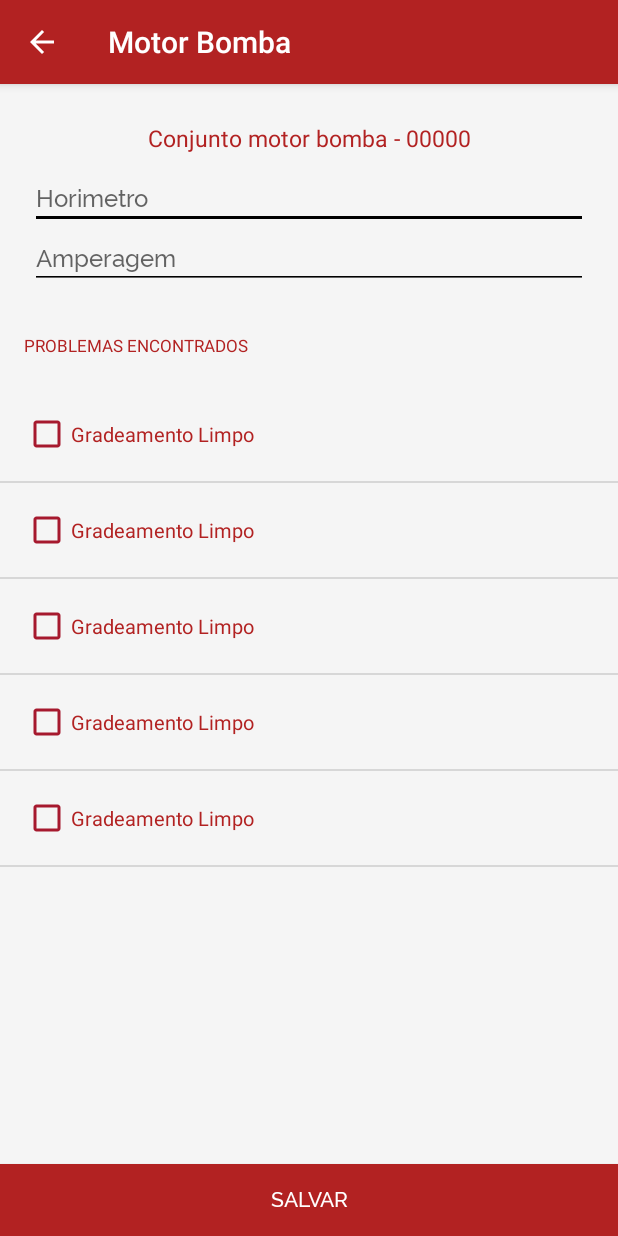
After one commit to miqueias/smokeproject, an Android app: the MotorBombaActivity screen opened directly, with no data from a screen before it, on a phone screen of 412 x 824 dp. The commit adds this screen. Run offline under Robolectric (Android 15) with nearby library versions, the phone set to English and light mode, and no system bars.

Commit message:
criação tela motor bomba;

```diff
--- a/app/src/main/java/br/com/monster/smokeproject/EstacoesElevatoriasActivity.java
+++ b/app/src/main/java/br/com/monster/smokeproject/EstacoesElevatoriasActivity.java
@@ -101,6 +101,10 @@ public class EstacoesElevatoriasActivity extends AppCompatActivity {
                 startActivity(it);
                 finish();
                 return true;
+            case R.id.action_settings:
+                //EstacaoAdapter.PersonViewHolder.cbCheck.isChecked();
+
+                return true;
 
             default:
                 return super.onOptionsItemSelected(item);
--- /dev/null
+++ b/app/src/main/java/br/com/monster/smokeproject/MotorBombaActivity.java
@@ -0,0 +1,107 @@
+package br.com.monster.smokeproject;
+
+import android.content.Intent;
+import android.graphics.Typeface;
+import android.os.Bundle;
+import android.support.design.widget.FloatingActionButton;
+import android.support.design.widget.Snackbar;
+import android.support.v7.app.AppCompatActivity;
+import android.support.v7.widget.LinearLayoutManager;
+import android.support.v7.widget.RecyclerView;
+import android.support.v7.widget.Toolbar;
+import android.view.MenuItem;
+import android.view.View;
+import android.widget.Button;
+import android.widget.EditText;
+
+import java.util.List;
+
+import adapter.ChecklistAdapter;
+import model.Lista;
+import util.DividerItemDecoration;
+import util.RecyclerItemClickListener;
+
+import static br.com.monster.smokeproject.R.id.rvChecklist;
+
+public class MotorBombaActivity extends AppCompatActivity {
+
+    private RecyclerView rvChecklist;
+    private LinearLayoutManager llm;
+    private List<Lista> lista;
+
+    private EditText etHorimetro;
+    private EditText etAmperagem;
+    private Button btnSalvar;
+
+    @Override
+    protected void onCreate(Bundle savedInstanceState) {
+        super.onCreate(savedInstanceState);
+        setContentView(R.layout.activity_motor_bomba);
+
+        //Fontes.ttf
+        final Typeface RalewayBold = Typeface.createFromAsset(getResources().getAssets(), "Raleway-Bold.ttf");
+        final Typeface RalewayMedium = Typeface.createFromAsset(getResources().getAssets(), "Raleway-Medium.ttf");
+
+        // Handle Toolbar
+        Toolbar toolbar = (Toolbar) findViewById(R.id.toolbar);
+        toolbar.setTitle("Motor Bomba");
+        toolbar.setBackgroundColor(getResources().getColor(R.color.colorPrimaryDark));
+        setSupportActionBar(toolbar);
+        getSupportActionBar().setDisplayHomeAsUpEnabled(true);
+
+        etHorimetro = (EditText) findViewById(R.id.etHorimetro);
+        etHorimetro.setTypeface(RalewayMedium);
+        etAmperagem = (EditText) findViewById(R.id.etAmperagem);
+        etAmperagem.setTypeface(RalewayMedium);
+
+        btnSalvar = (Button) findViewById(R.id.btnSalvar);
+        btnSalvar.setTypeface(RalewayMedium);
+        btnSalvar.setOnClickListener(new View.OnClickListener() {
+            @Override
+            public void onClick(View v) {
+
+            }
+        });
+
+
+        rvChecklist = (RecyclerView) findViewById(R.id.rvChecklist);
+        llm = new LinearLayoutManager(this);
+        rvChecklist.setLayoutManager(llm);
+        rvChecklist.setHasFixedSize(true);
+        RecyclerView.ItemDecoration itemDecoration = new
+                DividerItemDecoration(this, DividerItemDecoration.VERTICAL_LIST);
+        rvChecklist.addItemDecoration(itemDecoration);
+        ChecklistAdapter adapter = new ChecklistAdapter(lista);
+        rvChecklist.setAdapter(adapter);
+
+//        rvChecklist.addOnItemTouchListener(
+//                new RecyclerItemClickListener(this, rvChecklist ,new RecyclerItemClickListener.OnItemClickListener() {
+//                    @Override public void onItemClick(View view, int position) {
+////                        Toast.makeText(NovaVistoriaActivity.this, "Posição " + position,
+////                                Toast.LENGTH_LONG).show();
+//
+//                    }
+//
+//                    @Override public void onLongItemClick(View view, int position) {
+//                        // do whatever
+//                    }
+//                })
+//        );
+
+    }
+
+    @Override
+    public boolean onOptionsItemSelected(MenuItem item) {
+        switch (item.getItemId()) {
+            case android.R.id.home:
+//                Intent it = new Intent(getBaseContext(), VistoriaActivity.class);
+//                startActivity(it);
+                finish();
+                return true;
+
+            default:
+                return super.onOptionsItemSelected(item);
+        }
+    }
+
+}
--- a/app/src/main/java/br/com/monster/smokeproject/NovaVistoriaActivity.java
+++ b/app/src/main/java/br/com/monster/smokeproject/NovaVistoriaActivity.java
@@ -93,8 +93,6 @@ public class NovaVistoriaActivity extends AppCompatActivity {
         //Fontes.ttf
         final Typeface RalewayBold = Typeface.createFromAsset(getResources().getAssets(), "Raleway-Bold.ttf");
         final Typeface RalewayMedium = Typeface.createFromAsset(getResources().getAssets(), "Raleway-Medium.ttf");
-        Typeface RalewayRegular = Typeface.createFromAsset(getResources().getAssets(), "Raleway-Regular.ttf");
-        Typeface Odebrecht = Typeface.createFromAsset(getResources().getAssets(), "odebrecht-slab-webfont.ttf");
 
         // Handle Toolbar
         Toolbar toolbar = (Toolbar) findViewById(R.id.toolbar);
@@ -228,61 +226,63 @@ public class NovaVistoriaActivity extends AppCompatActivity {
         rvBombas.addOnItemTouchListener(
                 new RecyclerItemClickListener(this, rvBombas ,new RecyclerItemClickListener.OnItemClickListener() {
                     @Override public void onItemClick(View view, int position) {
-                        Toast.makeText(NovaVistoriaActivity.this, "Posição " + position,
-                                Toast.LENGTH_LONG).show();
+//                        Toast.makeText(NovaVistoriaActivity.this, "Posição " + position,
+//                                Toast.LENGTH_LONG).show();
+                        Intent it = new Intent(getBaseContext(), MotorBombaActivity.class);
+                        startActivity(it);
+//                        finish();
 
-                        LayoutInflater li = LayoutInflater.from(NovaVistoriaActivity.this);
-                        View promptsView = li.inflate(R.layout.dialog_bombas, null);
-                        final AlertDialog alertDialog = new AlertDialog.Builder(NovaVistoriaActivity.this).create();
-                        alertDialog.setView(promptsView);
-                        alertDialog.show();
-
-                        //CUSTOM DIALOG
-                        etHorimetro = (EditText) alertDialog.findViewById(R.id.etHorimetro);
-                        etHorimetro.setTypeface(RalewayMedium);
-                        etHorimetro.addTextChangedListener(new TextWatcher() {
-                            public void afterTextChanged(Editable s) {
-                                if (etHorimetro.length() >= 1) {
-                                    btnConfirmar.setEnabled(true);
-                                } else {
-                                    btnConfirmar.setEnabled(false);
-                                }
-                            }
-
-                            public void beforeTextChanged(CharSequence s, int start, int count, int after) {
-                            }
-
-                            public void onTextChanged(CharSequence s, int start, int before, int count) {
-                            }
-                        });
-
-                        etAmperagem = (EditText) alertDialog.findViewById(R.id.etAmperagem);
-                        etHorimetro.setTypeface(RalewayMedium);
-                        etAmperagem.addTextChangedListener(new TextWatcher() {
-                            public void afterTextChanged(Editable s) {
-                                if (etAmperagem.length() >= 1) {
-                                    btnConfirmar.setEnabled(true);
-                                } else {
-                                    btnConfirmar.setEnabled(false);
-                                }
-                            }
-
-                            public void beforeTextChanged(CharSequence s, int start, int count, int after) {
-                            }
-
-                            public void onTextChanged(CharSequence s, int start, int before, int count) {
-                            }
-                        });
-
-                        btnConfirmar = (Button) alertDialog.findViewById(R.id.btnConfirmar);
-                        btnCancelar = (Button) alertDialog.findViewById(R.id.btnCancelar);
-                        btnCancelar.setOnClickListener(new View.OnClickListener() {
-                            @Override
-                            public void onClick(View v) {
-                                alertDialog.dismiss();
-                            }
-                        });
-                        //cbNaoPrecisaTroco = (CheckBox) alertDialog.findViewById(R.id.cbNaoPrecisoTroco);
+//                        LayoutInflater li = LayoutInflater.from(NovaVistoriaActivity.this);
+//                        View promptsView = li.inflate(R.layout.dialog_bombas, null);
+//                        final AlertDialog alertDialog = new AlertDialog.Builder(NovaVistoriaActivity.this).create();
+//                        alertDialog.setView(promptsView);
+//                        alertDialog.show();
+//
+//                        //CUSTOM DIALOG
+//                        etHorimetro = (EditText) alertDialog.findViewById(R.id.etHorimetro);
+//                        etHorimetro.setTypeface(RalewayMedium);
+//                        etHorimetro.addTextChangedListener(new TextWatcher() {
+//                            public void afterTextChanged(Editable s) {
+//                                if (etHorimetro.length() >= 1) {
+//                                    btnConfirmar.setEnabled(true);
+//                                } else {
+//                                    btnConfirmar.setEnabled(false);
+//                                }
+//                            }
+//
+//                            public void beforeTextChanged(CharSequence s, int start, int count, int after) {
+//                            }
+//
+//                            public void onTextChanged(CharSequence s, int start, int before, int count) {
+//                            }
+//                        });
+//
+//                        etAmperagem = (EditText) alertDialog.findViewById(R.id.etAmperagem);
+//                        etHorimetro.setTypeface(RalewayMedium);
+//                        etAmperagem.addTextChangedListener(new TextWatcher() {
+//                            public void afterTextChanged(Editable s) {
+//                                if (etAmperagem.length() >= 1) {
+//                                    btnConfirmar.setEnabled(true);
+//                                } else {
+//                                    btnConfirmar.setEnabled(false);
+//                                }
+//                            }
+//
+//                            public void beforeTextChanged(CharSequence s, int start, int count, int after) {
+//                            }
+//
+//                            public void onTextChanged(CharSequence s, int start, int before, int count) {
+//                            }
+//                        });
+//
+//                        btnConfirmar = (Button) alertDialog.findViewById(R.id.btnConfirmar);
+//                        btnCancelar = (Button) alertDialog.findViewById(R.id.btnCancelar);
+//                        btnCancelar.setOnClickListener(new View.OnClickListener() {
+//                            @Override
+//                            public void onClick(View v) {
+//                                alertDialog.dismiss();
+//                            }
+//                        });
 
 
                     }
--- /dev/null
+++ b/app/src/main/res/layout/activity_motor_bomba.xml
@@ -0,0 +1,117 @@
+<?xml version="1.0" encoding="utf-8"?>
+<LinearLayout xmlns:android="http://schemas.android.com/apk/res/android"
+    xmlns:app="http://schemas.android.com/apk/res-auto"
+    xmlns:tools="http://schemas.android.com/tools"
+    android:id="@+id/linearLayout"
+    android:layout_width="match_parent"
+    android:layout_height="match_parent"
+    android:orientation="vertical"
+    tools:context="br.com.monster.smokeproject.MotorBombaActivity">
+
+    <android.support.design.widget.AppBarLayout
+        android:layout_width="match_parent"
+        android:layout_height="wrap_content"
+        android:theme="@style/AppTheme.AppBarOverlay">
+
+        <android.support.v7.widget.Toolbar
+            android:id="@+id/toolbar"
+            android:layout_width="match_parent"
+            android:layout_height="?attr/actionBarSize"
+            android:background="?attr/colorPrimary"
+            app:popupTheme="@style/AppTheme.PopupOverlay" />
+
+    </android.support.design.widget.AppBarLayout>
+
+
+    <LinearLayout
+        android:orientation="vertical"
+        android:layout_width="match_parent"
+        android:layout_height="wrap_content"
+        android:background="@color/grey_claro"
+        android:layout_weight="1">
+
+            <LinearLayout
+                android:orientation="vertical"
+                android:layout_width="match_parent"
+                android:layout_height="wrap_content"
+                android:layout_marginTop="25dp"
+                android:background="@color/grey_claro"
+                android:layout_weight="1">
+
+                <TextView
+                    android:id="@+id/tvTitle"
+                    android:layout_width="match_parent"
+                    android:layout_height="wrap_content"
+                    android:text="Conjunto motor bomba - 00000"
+                    android:textSize="15sp"
+                    android:layout_gravity="center"
+                    android:gravity="center"
+                    android:textColor="@color/colorPrimaryDark" />
+
+                <EditText
+                    android:id="@+id/etHorimetro"
+                    android:layout_width="match_parent"
+                    android:layout_height="wrap_content"
+                    android:hint="Horimetro"
+                    android:inputType="number"
+                    android:textSize="16sp"
+                    android:layout_marginLeft="20dp"
+                    android:layout_marginRight="20dp"
+                    android:ems="10"
+                    android:layout_marginTop="10dp"
+                    android:textColor="@color/black"
+                    android:backgroundTint="@color/black"
+                    android:textColorHighlight="@color/black"/>
+
+                <EditText
+                    android:id="@+id/etAmperagem"
+                    android:layout_width="match_parent"
+                    android:layout_height="wrap_content"
+                    android:hint="Amperagem"
+                    android:textSize="16sp"
+                    android:layout_marginLeft="20dp"
+                    android:layout_marginRight="20dp"
+                    android:ems="10"
+                    android:inputType="textCapWords"
+                    android:textColor="@color/black"
+                    android:backgroundTint="@color/black"
+                    android:layout_marginBottom="20dp"
+                    android:textColorHighlight="@color/black"/>
+
+                <TextView
+                    android:text="Problemas encontrados"
+                    android:textAllCaps="true"
+                    android:textColor="@color/colorPrimaryDark"
+                    android:layout_width="match_parent"
+                    android:layout_height="wrap_content"
+                    android:layout_marginBottom="20dp"
+                    android:textSize="11sp"
+                    android:layout_marginLeft="16dp"
+                    android:layout_marginTop="10dp"
+                    android:id="@+id/textView4" />
+
+                <LinearLayout
+                    android:id="@+id/linearChecklist"
+                    android:visibility="visible"
+                    android:orientation="vertical"
+                    android:layout_width="match_parent"
+                    android:layout_height="match_parent">
+
+                    <android.support.v7.widget.RecyclerView
+                        android:layout_width="match_parent"
+                        android:layout_height="match_parent"
+                        android:id="@+id/rvChecklist" />
+
+                </LinearLayout>
+
+            </LinearLayout>
+
+        <Button
+            android:text="Salvar"
+            android:layout_width="match_parent"
+            android:layout_height="wrap_content"
+            android:background="@color/colorPrimaryDark"
+            android:textColor="@color/white"
+            android:id="@+id/btnSalvar" />
+        </LinearLayout>
+</LinearLayout>
--- a/app/src/main/res/values/strings.xml
+++ b/app/src/main/res/values/strings.xml
@@ -14,4 +14,5 @@
         <item>Motivo</item>
     </string-array>
     <string name="title_activity_main">MainActivity</string>
+    <string name="title_activity_motor_bomba">MotorBombaActivity</string>
 </resources>
```
Also changed, not shown: app/src/main/AndroidManifest.xml (+15 -8 lines).
